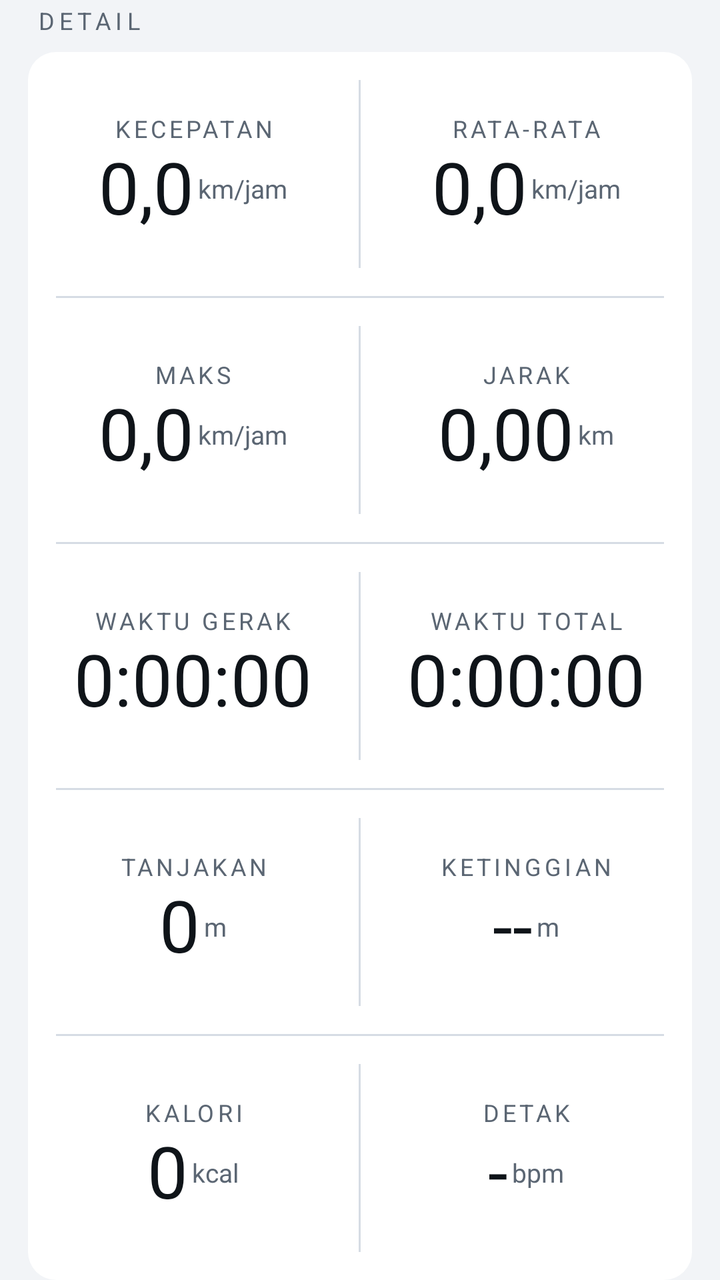
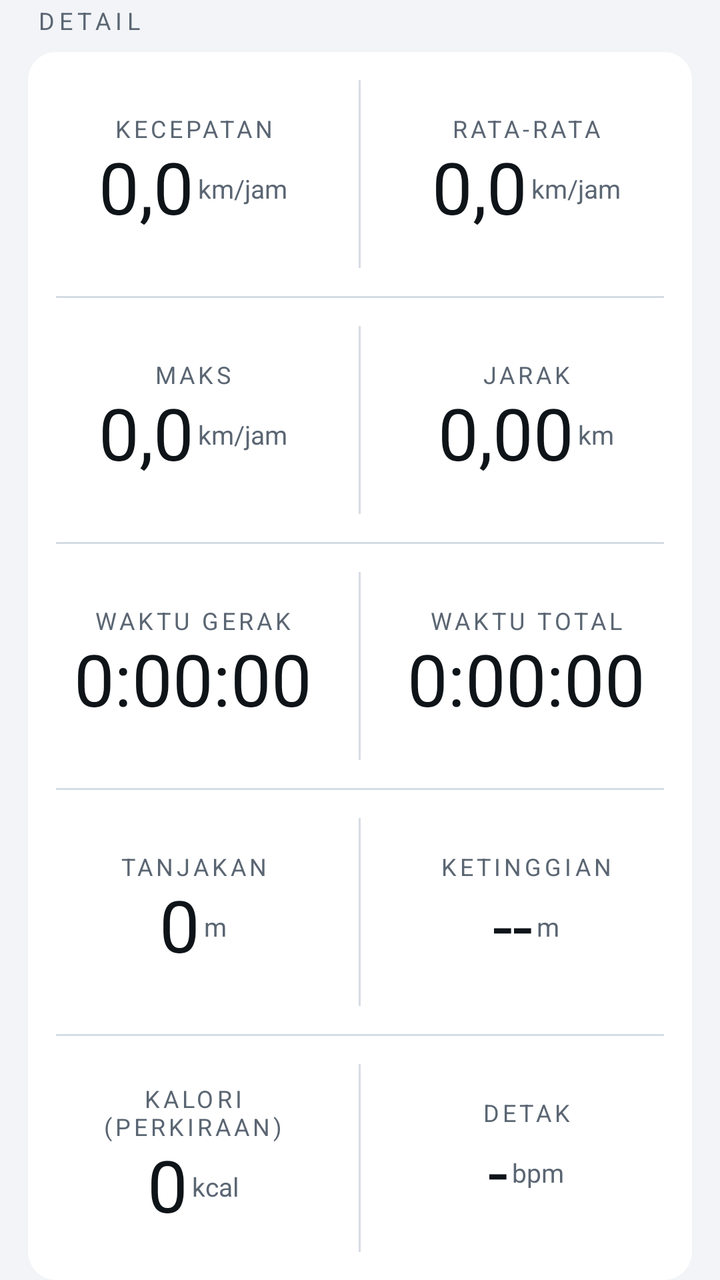

The first picture is an Android layout as it rendered before a commit; the second is the same layout after the commit. The layout source and the unified diff follow.
<!-- AndroidManifest.xml: application theme AppTheme -->
<!-- res/layout/page_grid.xml -->
<?xml version="1.0" encoding="utf-8"?>
<LinearLayout xmlns:android="http://schemas.android.com/apk/res/android"
    android:layout_width="match_parent"
    android:layout_height="match_parent"
    android:orientation="vertical"
    android:paddingLeft="@dimen/screen_edge"
    android:paddingRight="@dimen/screen_edge">

    <TextView
        style="@style/SectionLabel"
        android:layout_width="match_parent"
        android:layout_height="wrap_content"
        android:paddingTop="@dimen/gap_snug"
        android:paddingBottom="@dimen/gap_normal"
        android:text="@string/page_detail" />

    <LinearLayout
        android:layout_width="match_parent"
        android:layout_height="0dp"
        android:layout_weight="1"
        android:background="@drawable/bg_card"
        android:orientation="vertical">

    <LinearLayout
        android:layout_width="match_parent"
        android:layout_height="0dp"
        android:layout_weight="1"
        android:orientation="horizontal"
        android:baselineAligned="false">

        <LinearLayout
            android:layout_width="0dp"
            android:layout_height="match_parent"
            android:layout_weight="1"
            android:gravity="center"
            android:orientation="vertical">
            <TextView style="@style/Label" android:layout_width="wrap_content"
                android:layout_height="wrap_content" android:text="@string/label_speed" />
            <LinearLayout
                android:layout_width="wrap_content"
                android:layout_height="wrap_content"
                android:layout_marginTop="@dimen/gap_tight"
                android:orientation="horizontal"
                android:gravity="center_vertical"
                android:baselineAligned="false">
                <TextView android:id="@+id/tvSpeed2" style="@style/ValueBig"
                    android:layout_width="wrap_content" android:layout_height="wrap_content" android:tag="num" android:text="0,0"/>
                <TextView style="@style/ValueUnit"
                    android:layout_width="wrap_content"
                    android:layout_height="wrap_content"
                    android:paddingLeft="@dimen/gap_tight"
                    android:text="@string/unit_speed" />
            </LinearLayout>
        </LinearLayout>

        <View android:layout_width="@dimen/hairline" android:layout_height="match_parent"
            android:layout_marginTop="@dimen/screen_edge" android:layout_marginBottom="@dimen/screen_edge"
            android:background="@color/divider" />

        <LinearLayout
            android:layout_width="0dp"
            android:layout_height="match_parent"
            android:layout_weight="1"
            android:gravity="center"
            android:orientation="vertical">
            <TextView style="@style/Label" android:layout_width="wrap_content"
                android:layout_height="wrap_content" android:text="@string/label_avg" />
            <LinearLayout
                android:layout_width="wrap_content"
                android:layout_height="wrap_content"
                android:layout_marginTop="@dimen/gap_tight"
                android:orientation="horizontal"
                android:gravity="center_vertical"
                android:baselineAligned="false">
                <TextView android:id="@+id/tvAvg2" style="@style/ValueBig"
                    android:layout_width="wrap_content" android:layout_height="wrap_content" android:tag="num" android:text="0,0"/>
                <TextView style="@style/ValueUnit"
                    android:layout_width="wrap_content"
                    android:layout_height="wrap_content"
                    android:paddingLeft="@dimen/gap_tight"
                    android:text="@string/unit_speed" />
            </LinearLayout>
        </LinearLayout>

    </LinearLayout>

    <View android:layout_width="match_parent" android:layout_height="@dimen/hairline"
        android:layout_marginLeft="@dimen/screen_edge" android:layout_marginRight="@dimen/screen_edge"
        android:background="@color/divider" />

    <LinearLayout
        android:layout_width="match_parent"
        android:layout_height="0dp"
        android:layout_weight="1"
        android:orientation="horizontal"
        android:baselineAligned="false">

        <LinearLayout
            android:layout_width="0dp"
            android:layout_height="match_parent"
            android:layout_weight="1"
            android:gravity="center"
            android:orientation="vertical">
            <TextView style="@style/Label" android:layout_width="wrap_content"
                android:layout_height="wrap_content" android:text="@string/label_max" />
            <LinearLayout
                android:layout_width="wrap_content"
                android:layout_height="wrap_content"
                android:layout_marginTop="@dimen/gap_tight"
                android:orientation="horizontal"
                android:gravity="center_vertical"
                android:baselineAligned="false">
                <TextView android:id="@+id/tvMax2" style="@style/ValueBig"
                    android:layout_width="wrap_content" android:layout_height="wrap_content" android:tag="num" android:text="0,0"/>
                <TextView style="@style/ValueUnit"
                    android:layout_width="wrap_content"
                    android:layout_height="wrap_content"
                    android:paddingLeft="@dimen/gap_tight"
                    android:text="@string/unit_speed" />
            </LinearLayout>
        </LinearLayout>

        <View android:layout_width="@dimen/hairline" android:layout_height="match_parent"
            android:layout_marginTop="@dimen/screen_edge" android:layout_marginBottom="@dimen/screen_edge"
            android:background="@color/divider" />

        <LinearLayout
            android:layout_width="0dp"
            android:layout_height="match_parent"
            android:layout_weight="1"
            android:gravity="center"
            android:orientation="vertical">
            <TextView style="@style/Label" android:layout_width="wrap_content"
                android:layout_height="wrap_content" android:text="@string/label_distance" />
            <LinearLayout
                android:layout_width="wrap_content"
                android:layout_height="wrap_content"
                android:layout_marginTop="@dimen/gap_tight"
                android:orientation="horizontal"
                android:gravity="center_vertical"
                android:baselineAligned="false">
                <TextView android:id="@+id/tvDist2" style="@style/ValueBig"
                    android:layout_width="wrap_content" android:layout_height="wrap_content" android:tag="num" android:text="0,00"/>
                <TextView style="@style/ValueUnit"
                    android:layout_width="wrap_content"
                    android:layout_height="wrap_content"
                    android:paddingLeft="@dimen/gap_tight"
                    android:text="@string/unit_km" />
            </LinearLayout>
        </LinearLayout>

    </LinearLayout>

    <View android:layout_width="match_parent" android:layout_height="@dimen/hairline"
        android:layout_marginLeft="@dimen/screen_edge" android:layout_marginRight="@dimen/screen_edge"
        android:background="@color/divider" />

    <LinearLayout
        android:layout_width="match_parent"
        android:layout_height="0dp"
        android:layout_weight="1"
        android:orientation="horizontal"
        android:baselineAligned="false">

        <LinearLayout
            android:layout_width="0dp"
            android:layout_height="match_parent"
            android:layout_weight="1"
            android:gravity="center"
            android:orientation="vertical">
            <TextView style="@style/Label" android:layout_width="wrap_content"
                android:layout_height="wrap_content" android:text="@string/label_moving" />
            <TextView android:id="@+id/tvMoving" style="@style/ValueBig"
                android:layout_width="wrap_content" android:layout_height="wrap_content"
                android:layout_marginTop="@dimen/gap_tight" android:tag="num" android:text="0:00:00" />
        </LinearLayout>

        <View android:layout_width="@dimen/hairline" android:layout_height="match_parent"
            android:layout_marginTop="@dimen/screen_edge" android:layout_marginBottom="@dimen/screen_edge"
            android:background="@color/divider" />

        <LinearLayout
            android:layout_width="0dp"
            android:layout_height="match_parent"
            android:layout_weight="1"
            android:gravity="center"
            android:orientation="vertical">
            <TextView style="@style/Label" android:layout_width="wrap_content"
                android:layout_height="wrap_content" android:text="@string/label_total" />
            <TextView android:id="@+id/tvTotal" style="@style/ValueBig"
                android:layout_width="wrap_content" android:layout_height="wrap_content"
                android:layout_marginTop="@dimen/gap_tight" android:tag="num" android:text="0:00:00" />
        </LinearLayout>

    </LinearLayout>

    <View android:layout_width="match_parent" android:layout_height="@dimen/hairline"
        android:layout_marginLeft="@dimen/screen_edge" android:layout_marginRight="@dimen/screen_edge"
        android:background="@color/divider" />

    <LinearLayout
        android:layout_width="match_parent"
        android:layout_height="0dp"
        android:layout_weight="1"
        android:orientation="horizontal"
        android:baselineAligned="false">

        <LinearLayout
            android:layout_width="0dp"
            android:layout_height="match_parent"
            android:layout_weight="1"
            android:gravity="center"
            android:orientation="vertical">
            <TextView style="@style/Label" android:layout_width="wrap_content"
                android:layout_height="wrap_content" android:text="@string/label_elev" />
            <LinearLayout
                android:layout_width="wrap_content"
                android:layout_height="wrap_content"
                android:layout_marginTop="@dimen/gap_tight"
                android:orientation="horizontal"
                android:gravity="center_vertical"
                android:baselineAligned="false">
                <TextView android:id="@+id/tvElev2" style="@style/ValueBig"
                    android:layout_width="wrap_content" android:layout_height="wrap_content" android:tag="num" android:text="0"/>
                <TextView style="@style/ValueUnit"
                    android:layout_width="wrap_content"
                    android:layout_height="wrap_content"
                    android:paddingLeft="@dimen/gap_tight"
                    android:text="@string/unit_m" />
            </LinearLayout>
        </LinearLayout>

        <View android:layout_width="@dimen/hairline" android:layout_height="match_parent"
            android:layout_marginTop="@dimen/screen_edge" android:layout_marginBottom="@dimen/screen_edge"
            android:background="@color/divider" />

        <LinearLayout
            android:layout_width="0dp"
            android:layout_height="match_parent"
            android:layout_weight="1"
            android:gravity="center"
            android:orientation="vertical">
            <TextView style="@style/Label" android:layout_width="wrap_content"
                android:layout_height="wrap_content" android:text="@string/label_alt" />
            <LinearLayout
                android:layout_width="wrap_content"
                android:layout_height="wrap_content"
                android:layout_marginTop="@dimen/gap_tight"
                android:orientation="horizontal"
                android:gravity="center_vertical"
                android:baselineAligned="false">
                <TextView android:id="@+id/tvAlt2" style="@style/ValueBig"
                    android:layout_width="wrap_content" android:layout_height="wrap_content" android:tag="num" android:text="--"/>
                <TextView style="@style/ValueUnit"
                    android:layout_width="wrap_content"
                    android:layout_height="wrap_content"
                    android:paddingLeft="@dimen/gap_tight"
                    android:text="@string/unit_m" />
            </LinearLayout>
        </LinearLayout>

    </LinearLayout>

    <View android:layout_width="match_parent" android:layout_height="@dimen/hairline"
        android:layout_marginLeft="@dimen/screen_edge" android:layout_marginRight="@dimen/screen_edge"
        android:background="@color/divider" />

    <LinearLayout
        android:layout_width="match_parent"
        android:layout_height="0dp"
        android:layout_weight="1"
        android:orientation="horizontal"
        android:baselineAligned="false">

        <LinearLayout
            android:layout_width="0dp"
            android:layout_height="match_parent"
            android:layout_weight="1"
            android:gravity="center"
            android:orientation="vertical">
            <TextView style="@style/Label" android:layout_width="wrap_content"
                android:layout_height="wrap_content" android:text="@string/label_kcal" />
            <LinearLayout
                android:layout_width="wrap_content"
                android:layout_height="wrap_content"
                android:layout_marginTop="@dimen/gap_tight"
                android:orientation="horizontal"
                android:gravity="center_vertical"
                android:baselineAligned="false">
                <TextView android:id="@+id/tvKcal2" style="@style/ValueBig"
                    android:layout_width="wrap_content" android:layout_height="wrap_content" android:tag="num" android:text="0"/>
                <TextView style="@style/ValueUnit"
                    android:layout_width="wrap_content"
                    android:layout_height="wrap_content"
                    android:paddingLeft="@dimen/gap_tight"
                    android:text="@string/unit_kcal" />
            </LinearLayout>
        </LinearLayout>

        <View android:layout_width="@dimen/hairline" android:layout_height="match_parent"
            android:layout_marginTop="@dimen/screen_edge" android:layout_marginBottom="@dimen/screen_edge"
            android:background="@color/divider" />

        <LinearLayout
            android:layout_width="0dp"
            android:layout_height="match_parent"
            android:layout_weight="1"
            android:gravity="center"
            android:orientation="vertical">
            <TextView style="@style/Label" android:layout_width="wrap_content"
                android:layout_height="wrap_content" android:text="@string/label_hr" />
            <LinearLayout
                android:layout_width="wrap_content"
                android:layout_height="wrap_content"
                android:layout_marginTop="@dimen/gap_tight"
                android:orientation="horizontal"
                android:gravity="center_vertical"
                android:baselineAligned="false">
                <TextView android:id="@+id/tvHr2" style="@style/ValueBig"
                    android:layout_width="wrap_content" android:layout_height="wrap_content" android:tag="num" android:text="-"/>
                <TextView style="@style/ValueUnit"
                    android:layout_width="wrap_content"
                    android:layout_height="wrap_content"
                    android:paddingLeft="@dimen/gap_tight"
                    android:text="@string/unit_bpm" />
            </LinearLayout>
        </LinearLayout>

    </LinearLayout>

    </LinearLayout>
</LinearLayout>
<!-- resources referenced by this layout -->
<resources>
  <color name="divider">#D6DCE4</color>
  <dimen name="gap_normal">8dp</dimen>
  <dimen name="gap_snug">4dp</dimen>
  <dimen name="gap_tight">2dp</dimen>
  <dimen name="hairline">1dp</dimen>
  <dimen name="screen_edge">14dp</dimen>
  <!-- drawable bg_card (drawable) -->
  <shape xmlns:android="http://schemas.android.com/apk/res/android" android:shape="rectangle">
      <solid android:color="@color/card" />
      <corners android:radius="@dimen/radius_card" />
  </shape>
  <string name="label_alt">KETINGGIAN</string>
  <string name="label_avg">RATA-RATA</string>
  <string name="label_distance">JARAK</string>
  <string name="label_elev">TANJAKAN</string>
  <string name="label_hr">DETAK</string>
  <string name="label_kcal">KALORI</string>
  <string name="label_max">MAKS</string>
  <string name="label_moving">WAKTU GERAK</string>
  <string name="label_speed">KECEPATAN</string>
  <string name="label_total">WAKTU TOTAL</string>
  <string name="page_detail">DETAIL</string>
  <string name="unit_bpm">bpm</string>
  <string name="unit_kcal">kcal</string>
  <string name="unit_km">km</string>
  <string name="unit_m">m</string>
  <string name="unit_speed">km/jam</string>
  <style name="Label">
          <item name="android:textSize">@dimen/text_label</item>
          <item name="android:textColor">@color/label</item>
          <item name="android:letterSpacing">0.14</item>
          <item name="android:gravity">center</item>
          <item name="android:includeFontPadding">false</item>
      </style>
  <style name="SectionLabel">
          <item name="android:textSize">@dimen/text_label</item>
          <item name="android:textColor">@color/label</item>
          <item name="android:letterSpacing">0.2</item>
          <item name="android:paddingLeft">@dimen/gap_snug</item>
          <item name="android:includeFontPadding">false</item>
      </style>
  <style name="ValueBig">
          <item name="android:textSize">@dimen/text_value_l</item>
          <item name="android:textColor">@color/value</item>
          <item name="android:gravity">center</item>
          <item name="android:includeFontPadding">false</item>
      </style>
  <style name="ValueUnit">
          <item name="android:textSize">@dimen/text_caption</item>
          <item name="android:textColor">@color/label</item>
          <item name="android:includeFontPadding">false</item>
          <item name="android:maxLines">1</item>
      </style>
  <style name="AppTheme" parent="android:Theme.Material.NoActionBar">
          <item name="android:windowBackground">@color/bg</item>
          <item name="android:colorBackground">@color/bg</item>
          <item name="android:colorForeground">@color/value</item>
  
          
          <item name="android:textColorPrimary">@color/value</item>
          <item name="android:textColorSecondary">@color/label</item>
          <item name="android:textColorHint">@color/label</item>
  
          
          <item name="android:colorAccent">@color/accent</item>
          <item name="android:colorPrimary">@color/card</item>
          <item name="android:colorPrimaryDark">@color/bg</item>
  
          
          <item name="android:colorControlActivated">@color/accent</item>
          <item name="android:colorControlNormal">@color/dot_off</item>
          <item name="android:colorControlHighlight">@color/accent_soft</item>
          <item name="android:colorButtonNormal">@color/card2</item>
  
          
          <item name="android:divider">@color/divider</item>
          <item name="android:dividerHeight">@dimen/hairline</item>
      </style>
  <color name="card">#FFFFFF</color>
  <dimen name="radius_card">14dp</dimen>
  <dimen name="text_label">12sp</dimen>
  <color name="label">#5B6673</color>
  <dimen name="text_value_l">36sp</dimen>
  <color name="value">#0F1419</color>
  <dimen name="text_caption">13sp</dimen>
  <color name="bg">#F2F4F7</color>
  <color name="accent">#0E7490</color>
  <color name="dot_off">#7C8899</color>
  <color name="accent_soft">#CFF6FE</color>
  <color name="card2">#E9EEF4</color>
</resources>

<!-- the commit's change to res/layout/page_grid.xml (unified diff, before → after) -->
@@ -279,7 +279,7 @@
             android:gravity="center"
             android:orientation="vertical">
             <TextView style="@style/Label" android:layout_width="wrap_content"
-                android:layout_height="wrap_content" android:text="@string/label_kcal" />
+                android:layout_height="wrap_content" android:text="@string/label_kcal_est" />
             <LinearLayout
                 android:layout_width="wrap_content"
                 android:layout_height="wrap_content"
<!-- resource entries referenced after the edit -->
@@ -16,7 +16,7 @@
   <string name="label_distance">JARAK</string>
   <string name="label_elev">TANJAKAN</string>
   <string name="label_hr">DETAK</string>
-  <string name="label_kcal">KALORI</string>
+  <string name="label_kcal_est">KALORI\n(PERKIRAAN)</string>
   <string name="label_max">MAKS</string>
   <string name="label_moving">WAKTU GERAK</string>
   <string name="label_speed">KECEPATAN</string>
